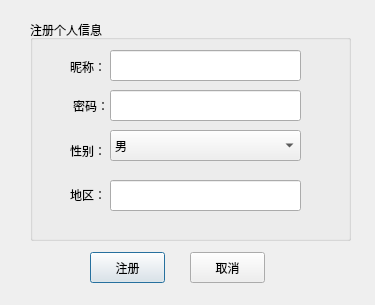
Above: registration.ui from rayfung/tux-im-client before the change. Below: the same form after it.
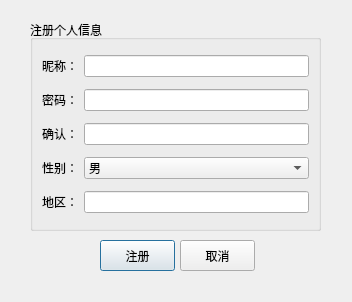
That is the form after the change.

```diff
--- a/registration.ui
+++ b/registration.ui
@@ -6,8 +6,8 @@
    <rect>
     <x>0</x>
     <y>0</y>
-    <width>375</width>
-    <height>305</height>
+    <width>352</width>
+    <height>302</height>
    </rect>
   </property>
   <property name="windowTitle">
@@ -18,106 +18,80 @@
     <rect>
      <x>30</x>
      <y>20</y>
-     <width>321</width>
-     <height>221</height>
+     <width>291</width>
+     <height>211</height>
     </rect>
    </property>
    <property name="title">
     <string>注册个人信息</string>
    </property>
+   <layout class="QVBoxLayout" name="verticalLayout">
+    <item>
+     <layout class="QHBoxLayout" name="horizontalLayout">
+      <item>
    <widget class="QLabel" name="label">
-    <property name="geometry">
-     <rect>
-      <x>40</x>
-      <y>31</y>
-      <width>54</width>
-      <height>31</height>
-     </rect>
-    </property>
     <property name="text">
      <string>昵称：</string>
     </property>
    </widget>
+      </item>
+      <item>
+       <widget class="QLineEdit" name="nickNameLineEdit"/>
+      </item>
+     </layout>
+    </item>
+    <item>
+     <layout class="QHBoxLayout" name="horizontalLayout_2">
+      <item>
    <widget class="QLabel" name="label_2">
-    <property name="geometry">
-     <rect>
-      <x>43</x>
-      <y>70</y>
-      <width>51</width>
-      <height>31</height>
-     </rect>
-    </property>
     <property name="text">
      <string>密码：</string>
     </property>
    </widget>
+      </item>
+      <item>
+       <widget class="QLineEdit" name="pwdLineEdit">
+        <property name="echoMode">
+         <enum>QLineEdit::Password</enum>
+        </property>
+       </widget>
+      </item>
+     </layout>
+    </item>
+    <item>
+     <layout class="QHBoxLayout" name="horizontalLayout_5">
+      <item>
+       <widget class="QLabel" name="label_5">
+        <property name="text">
+         <string>确认：</string>
+        </property>
+       </widget>
+      </item>
+      <item>
+       <widget class="QLineEdit" name="lineEditConfirm">
+        <property name="echoMode">
+         <enum>QLineEdit::Password</enum>
+        </property>
+       </widget>
+      </item>
+     </layout>
+    </item>
+    <item>
+     <layout class="QHBoxLayout" name="horizontalLayout_3">
+      <item>
    <widget class="QLabel" name="label_3">
-    <property name="geometry">
-     <rect>
-      <x>40</x>
-      <y>120</y>
-      <width>54</width>
-      <height>21</height>
-     </rect>
-    </property>
     <property name="text">
      <string>性别：</string>
     </property>
    </widget>
-   <widget class="QLabel" name="label_4">
-    <property name="geometry">
-     <rect>
-      <x>40</x>
-      <y>159</y>
-      <width>51</width>
-      <height>31</height>
-     </rect>
-    </property>
-    <property name="text">
-     <string>地区：</string>
-    </property>
-   </widget>
-   <widget class="QLineEdit" name="nickNameLineEdit">
-    <property name="geometry">
-     <rect>
-      <x>80</x>
-      <y>30</y>
-      <width>191</width>
-      <height>31</height>
-     </rect>
-    </property>
-   </widget>
-   <widget class="QLineEdit" name="pwdLineEdit">
-    <property name="geometry">
-     <rect>
-      <x>80</x>
-      <y>70</y>
-      <width>191</width>
-      <height>31</height>
-     </rect>
-    </property>
-    <property name="echoMode">
-     <enum>QLineEdit::Password</enum>
-    </property>
-   </widget>
-   <widget class="QLineEdit" name="areaLineEdit">
-    <property name="geometry">
-     <rect>
-      <x>80</x>
-      <y>160</y>
-      <width>191</width>
-      <height>31</height>
-     </rect>
-    </property>
-   </widget>
+      </item>
+      <item>
    <widget class="QComboBox" name="sexComboBox">
-    <property name="geometry">
-     <rect>
-      <x>80</x>
-      <y>110</y>
-      <width>191</width>
-      <height>31</height>
-     </rect>
+        <property name="sizePolicy">
+         <sizepolicy hsizetype="Expanding" vsizetype="Fixed">
+          <horstretch>0</horstretch>
+          <verstretch>0</verstretch>
+         </sizepolicy>
     </property>
     <item>
      <property name="text">
@@ -130,12 +104,30 @@
      </property>
     </item>
    </widget>
+      </item>
+     </layout>
+    </item>
+    <item>
+     <layout class="QHBoxLayout" name="horizontalLayout_4">
+      <item>
+       <widget class="QLabel" name="label_4">
+        <property name="text">
+         <string>地区：</string>
+        </property>
+       </widget>
+      </item>
+      <item>
+       <widget class="QLineEdit" name="areaLineEdit"/>
+      </item>
+     </layout>
+    </item>
+   </layout>
   </widget>
   <widget class="QPushButton" name="registerPushButton">
    <property name="geometry">
     <rect>
-     <x>90</x>
-     <y>252</y>
+     <x>100</x>
+     <y>240</y>
      <width>75</width>
      <height>31</height>
     </rect>
@@ -147,8 +139,8 @@
   <widget class="QPushButton" name="cancelPushButton">
    <property name="geometry">
     <rect>
-     <x>190</x>
-     <y>252</y>
+     <x>180</x>
+     <y>240</y>
      <width>75</width>
      <height>31</height>
     </rect>
```
Left out of the diff: 3 changed lines with no effect on the pictures. Lines whose indentation alone changed are shown as unchanged.
